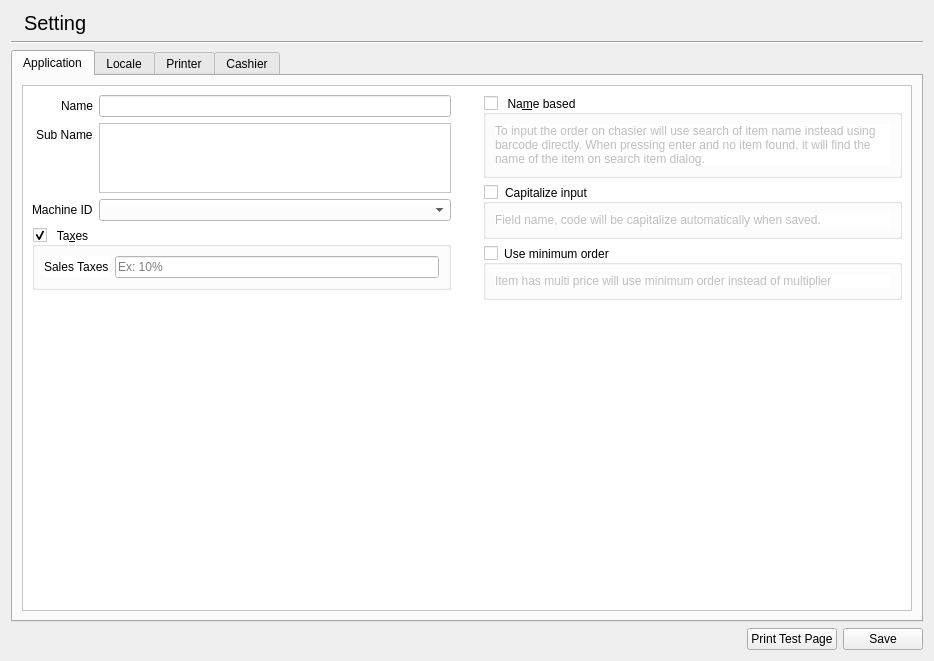
First picture: the form in libgui/setting/settingwidget.ui, repository apinprastya/sultan, before the edit.
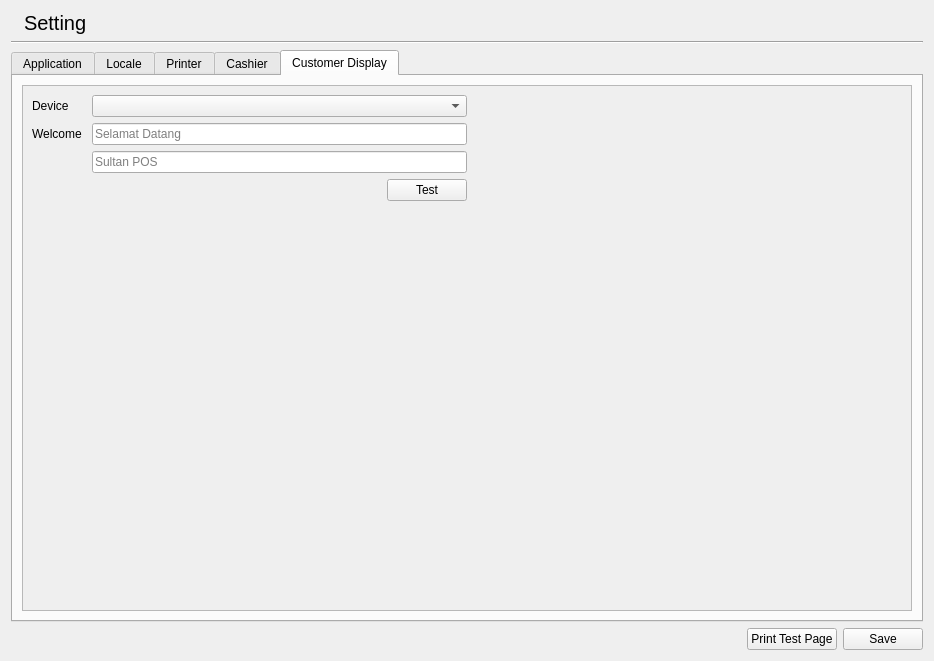
Second picture: the form after the edit. Icons and pictures are not drawn.

```diff
--- a/libgui/setting/settingwidget.ui
+++ b/libgui/setting/settingwidget.ui
@@ -54,7 +54,7 @@
    <item>
     <widget class="QTabWidget" name="tabWidget">
      <property name="currentIndex">
-      <number>0</number>
+      <number>4</number>
      </property>
      <property name="tabBarAutoHide">
       <bool>false</bool>
@@ -1137,6 +1137,137 @@
        </item>
       </layout>
      </widget>
+     <widget class="QWidget" name="tabCustomerDisplay">
+      <attribute name="title">
+       <string>Customer Display</string>
+      </attribute>
+      <layout class="QVBoxLayout" name="verticalLayout_23">
+       <item>
+        <widget class="QScrollArea" name="scrollArea_5">
+         <property name="widgetResizable">
+          <bool>true</bool>
+         </property>
+         <widget class="QWidget" name="scrollAreaWidgetContents_5">
+          <property name="geometry">
+           <rect>
+            <x>0</x>
+            <y>0</y>
+            <width>892</width>
+            <height>519</height>
+           </rect>
+          </property>
+          <layout class="QVBoxLayout" name="verticalLayout_24">
+           <item>
+            <layout class="QHBoxLayout" name="horizontalLayout_7">
+             <property name="rightMargin">
+              <number>0</number>
+             </property>
+             <item>
+              <layout class="QFormLayout" name="formLayout_12">
+               <property name="sizeConstraint">
+                <enum>QLayout::SetMinimumSize</enum>
+               </property>
+               <item row="0" column="0">
+                <widget class="QLabel" name="label_41">
+                 <property name="text">
+                  <string>Device</string>
+                 </property>
+                </widget>
+               </item>
+               <item row="0" column="1">
+                <widget class="QComboBox" name="comboCustomerDisplay"/>
+               </item>
+               <item row="1" column="0">
+                <widget class="QLabel" name="label_42">
+                 <property name="text">
+                  <string>Welcome </string>
+                 </property>
+                </widget>
+               </item>
+               <item row="1" column="1">
+                <widget class="QLineEdit" name="lineWelcome1">
+                 <property name="placeholderText">
+                  <string>Selamat Datang</string>
+                 </property>
+                </widget>
+               </item>
+               <item row="2" column="1">
+                <widget class="QLineEdit" name="lineWelcome2">
+                 <property name="placeholderText">
+                  <string>Sultan POS</string>
+                 </property>
+                </widget>
+               </item>
+               <item row="2" column="0">
+                <widget class="QLabel" name="label_43">
+                 <property name="text">
+                  <string/>
+                 </property>
+                </widget>
+               </item>
+               <item row="3" column="1">
+                <layout class="QHBoxLayout" name="horizontalLayout_8">
+                 <property name="sizeConstraint">
+                  <enum>QLayout::SetMinimumSize</enum>
+                 </property>
+                 <item>
+                  <spacer name="horizontalSpacer_3">
+                   <property name="orientation">
+                    <enum>Qt::Horizontal</enum>
+                   </property>
+                   <property name="sizeHint" stdset="0">
+                    <size>
+                     <width>40</width>
+                     <height>20</height>
+                    </size>
+                   </property>
+                  </spacer>
+                 </item>
+                 <item>
+                  <widget class="QPushButton" name="pushButton">
+                   <property name="text">
+                    <string>Test</string>
+                   </property>
+                  </widget>
+                 </item>
+                </layout>
+               </item>
+              </layout>
+             </item>
+             <item>
+              <spacer name="horizontalSpacer_2">
+               <property name="orientation">
+                <enum>Qt::Horizontal</enum>
+               </property>
+               <property name="sizeHint" stdset="0">
+                <size>
+                 <width>40</width>
+                 <height>20</height>
+                </size>
+               </property>
+              </spacer>
+             </item>
+            </layout>
+           </item>
+           <item>
+            <spacer name="verticalSpacer">
+             <property name="orientation">
+              <enum>Qt::Vertical</enum>
+             </property>
+             <property name="sizeHint" stdset="0">
+              <size>
+               <width>20</width>
+               <height>40</height>
+              </size>
+             </property>
+            </spacer>
+           </item>
+          </layout>
+         </widget>
+        </widget>
+       </item>
+      </layout>
+     </widget>
     </widget>
    </item>
    <item>
```
